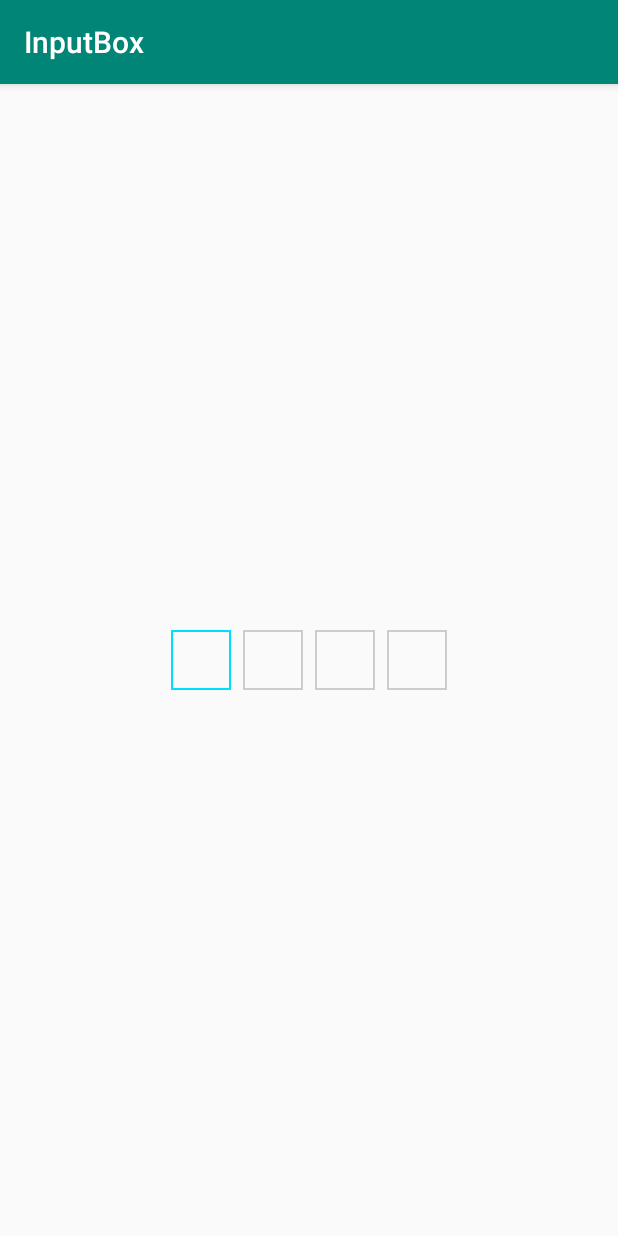
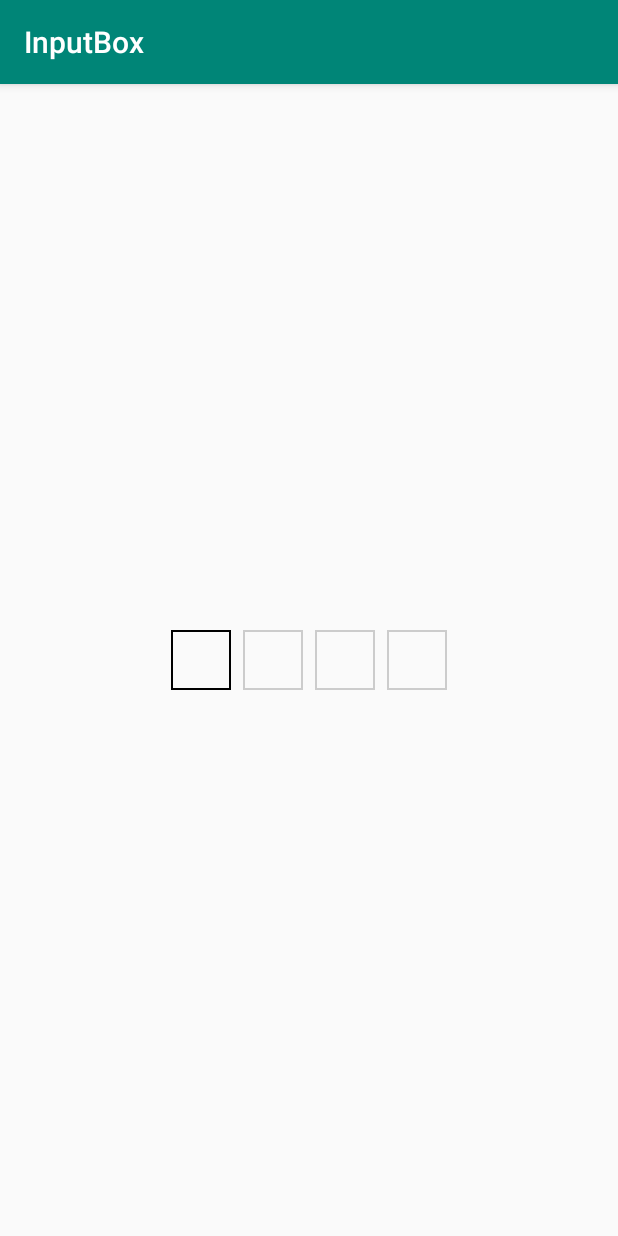
Before and after one commit to robin-lk/InputBoxLayout, an Android app: the screen it shows after launch (MainActivity), on a phone screen of 412 x 824 dp. Run offline under Robolectric (Android 15) with nearby library versions, the phone set to English and light mode, and no system bars.

Commit message:
修改drawable引入资源问题

```diff
--- /dev/null
+++ b/app/src/main/res/drawable/bg_box_default_frame_2.xml
@@ -0,0 +1,15 @@
+<?xml version="1.0" encoding="utf-8"?>
+<selector xmlns:android="http://schemas.android.com/apk/res/android">
+    <item android:state_focused="false">
+        <shape>
+            <size android:width="50dp" android:height="50dp" />
+            <stroke android:width="1dp" android:color="#CCCCCC" />
+        </shape>
+    </item>
+    <item android:state_focused="true">
+        <shape>
+            <size android:width="50dp" android:height="50dp" />
+            <stroke android:width="1dp" android:color="#000" />
+        </shape>
+    </item>
+</selector>
--- a/app/src/main/res/layout/activity_main.xml
+++ b/app/src/main/res/layout/activity_main.xml
@@ -12,6 +12,7 @@
         app:box_height="40dp"
         app:box_account="4"
         app:box_margin="4dp"
+        app:box_drawable="@drawable/bg_box_default_frame_2"
         android:layout_height="wrap_content">
 
     </com.lubin.widget.InputBoxLayout>
--- a/inputboxlayout/src/main/java/com/lubin/widget/InputBoxLayout.java
+++ b/inputboxlayout/src/main/java/com/lubin/widget/InputBoxLayout.java
@@ -2,7 +2,6 @@ package com.lubin.widget;
 
 import android.content.Context;
 import android.content.res.TypedArray;
-import android.graphics.drawable.Drawable;
 import android.text.Editable;
 import android.text.InputFilter;
 import android.text.InputType;
@@ -41,7 +40,7 @@ public class InputBoxLayout extends LinearLayout implements TextWatcher, View.On
     private int boxPosition = 0;
     private int boxTextColor;
     private String boxInputType;
-    private Drawable boxBackground = null;
+    private int boxBackground;
 
     private List<EditText> editTexts;
     private OnBoxListener onBoxListener;
@@ -63,7 +62,7 @@ public class InputBoxLayout extends LinearLayout implements TextWatcher, View.On
     private void initBoxView(Context context, AttributeSet attrs) {
         TypedArray typedArray = context.obtainStyledAttributes(attrs, R.styleable.InputBoxLayout);
         boxAccount = typedArray.getInt(R.styleable.InputBoxLayout_box_account, boxAccount);
-        boxBackground = typedArray.getDrawable(R.styleable.InputBoxLayout_box_background);
+        boxBackground = typedArray.getResourceId(R.styleable.InputBoxLayout_box_drawable, R.drawable.bg_box_default_frame);
         boxWidth = (int) typedArray.getDimension(R.styleable.InputBoxLayout_box_width, boxWidth);
         boxHeight = (int) typedArray.getDimension(R.styleable.InputBoxLayout_box_height, boxHeight);
         boxTextSize = (int) typedArray.getDimension(R.styleable.InputBoxLayout_box_textSize, boxTextSize);
@@ -103,11 +102,9 @@ public class InputBoxLayout extends LinearLayout implements TextWatcher, View.On
             editText.setId(i);
             editText.setEms(1);
             editText.setFilters(new InputFilter[]{new InputFilter.LengthFilter(1)});
-            if (boxBackground != null) {
-                editText.setBackground(boxBackground);
-            } else {
-                editText.setBackgroundResource(R.drawable.bg_box_default_frame);
-            }
+
+            editText.setBackground(getResources().getDrawable(boxBackground));
+
             switch (boxInputType) {
                 case INPUT_TYPE_NUMBER:
                     editText.setInputType(InputType.TYPE_CLASS_NUMBER);
--- a/inputboxlayout/src/main/res/values/inputbox_style.xml
+++ b/inputboxlayout/src/main/res/values/inputbox_style.xml
@@ -11,7 +11,7 @@
         <attr name="box_margin" format="dimension" />
         <attr name="box_marginRight" format="dimension" />
         <attr name="box_marginLeft" format="dimension" />
-        <attr name="box_background" format="reference" />
+        <attr name="box_drawable" format="integer" />
         <attr name="box_textCoclor" format="color"/>
     </declare-styleable>
 </resources>
```
Also changed, not shown: 1 other file.
